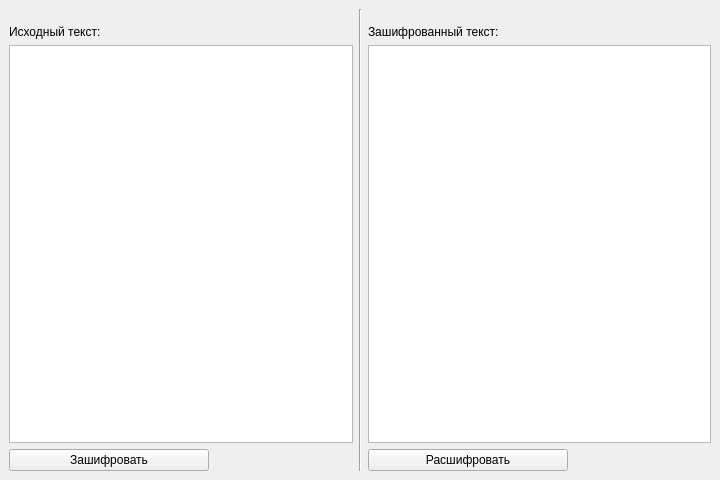
Qt form view/mainwindow.ui (Kirill-Zalomov/MiSKZI_lab1) before a commit.
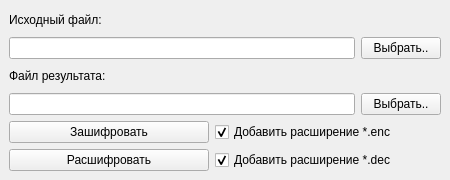
The same form after that commit.

```diff
--- a/view/mainwindow.ui
+++ b/view/mainwindow.ui
@@ -6,27 +6,47 @@
    <rect>
     <x>0</x>
     <y>0</y>
-    <width>720</width>
-    <height>480</height>
+    <width>450</width>
+    <height>180</height>
    </rect>
   </property>
   <property name="minimumSize">
    <size>
-    <width>720</width>
-    <height>480</height>
+    <width>450</width>
+    <height>180</height>
+   </size>
+  </property>
+  <property name="maximumSize">
+   <size>
+    <width>450</width>
+    <height>180</height>
    </size>
   </property>
   <property name="windowTitle">
    <string>Модифицированный шифр Атбаша</string>
   </property>
   <widget class="QWidget" name="centralwidget">
-   <layout class="QHBoxLayout" name="horizontalLayout_2">
+   <layout class="QVBoxLayout" name="verticalLayout_2">
     <item>
-     <layout class="QHBoxLayout" name="horizontalLayout">
+     <layout class="QVBoxLayout" name="verticalLayout">
       <item>
-       <layout class="QVBoxLayout" name="verticalLayout_3">
+       <widget class="QLabel" name="label">
+        <property name="text">
+         <string>Исходный файл:</string>
+        </property>
+       </widget>
+      </item>
+      <item>
+       <layout class="QHBoxLayout" name="horizontalLayout">
         <item>
-         <widget class="QLabel" name="label">
+         <widget class="QLineEdit" name="lineEdit_sourceFilePath">
+          <property name="readOnly">
+           <bool>true</bool>
+          </property>
+         </widget>
+        </item>
+        <item>
+         <widget class="QPushButton" name="button_chooseSourceFile">
           <property name="sizePolicy">
            <sizepolicy hsizetype="Fixed" vsizetype="Fixed">
             <horstretch>0</horstretch>
@@ -35,25 +55,44 @@
           </property>
           <property name="minimumSize">
            <size>
-            <width>0</width>
-            <height>30</height>
+            <width>70</width>
+            <height>0</height>
            </size>
           </property>
           <property name="text">
-           <string>Исходный текст:</string>
+           <string>Выбрать..</string>
           </property>
-          <property name="alignment">
-           <set>Qt::AlignBottom|Qt::AlignLeading|Qt::AlignLeft</set>
+         </widget>
+        </item>
+       </layout>
+      </item>
+      <item>
+       <widget class="QLabel" name="label_2">
+        <property name="text">
+         <string>Файл результата:</string>
+        </property>
+       </widget>
+      </item>
+      <item>
+       <layout class="QHBoxLayout" name="horizontalLayout_2">
+        <item>
+         <widget class="QLineEdit" name="lineEdit_resultFilePath">
+          <property name="readOnly">
+           <bool>true</bool>
           </property>
          </widget>
         </item>
         <item>
-         <widget class="QTextEdit" name="textEdit_sourceText">
-          <property name="cursor" stdset="0">
-           <cursorShape>IBeamCursor</cursorShape>
+         <widget class="QPushButton" name="button_chooseResultFile">
+          <property name="text">
+           <string>Выбрать..</string>
           </property>
          </widget>
         </item>
+       </layout>
+      </item>
+      <item>
+       <layout class="QHBoxLayout" name="horizontalLayout_3">
         <item>
          <widget class="QPushButton" name="pushButton_cipher">
           <property name="sizePolicy">
@@ -76,49 +115,20 @@
           </property>
          </widget>
         </item>
-       </layout>
-      </item>
-      <item>
-       <widget class="Line" name="line">
-        <property name="orientation">
-         <enum>Qt::Vertical</enum>
-        </property>
-       </widget>
-      </item>
-      <item>
-       <layout class="QVBoxLayout" name="verticalLayout">
         <item>
-         <widget class="QLabel" name="label_2">
-          <property name="sizePolicy">
-           <sizepolicy hsizetype="Fixed" vsizetype="Fixed">
-            <horstretch>0</horstretch>
-            <verstretch>0</verstretch>
-           </sizepolicy>
-          </property>
-          <property name="minimumSize">
-           <size>
-            <width>0</width>
-            <height>30</height>
-           </size>
-          </property>
+         <widget class="QCheckBox" name="checkBox">
           <property name="text">
-           <string>Зашифрованный текст:</string>
+           <string>Добавить расширение *.enc</string>
           </property>
-          <property name="alignment">
-           <set>Qt::AlignBottom|Qt::AlignLeading|Qt::AlignLeft</set>
+          <property name="checked">
+           <bool>true</bool>
           </property>
          </widget>
         </item>
-        <item>
-         <widget class="QTextEdit" name="textEdit_cipherText">
-          <property name="cursor" stdset="0">
-           <cursorShape>IBeamCursor</cursorShape>
-          </property>
-          <property name="readOnly">
-           <bool>false</bool>
-          </property>
-         </widget>
-        </item>
+       </layout>
+      </item>
+      <item>
+       <layout class="QHBoxLayout" name="horizontalLayout_4">
         <item>
          <widget class="QPushButton" name="pushButton_decipher">
           <property name="sizePolicy">
@@ -141,6 +151,16 @@
           </property>
          </widget>
         </item>
+        <item>
+         <widget class="QCheckBox" name="checkBox_2">
+          <property name="text">
+           <string>Добавить расширение *.dec</string>
+          </property>
+          <property name="checked">
+           <bool>true</bool>
+          </property>
+         </widget>
+        </item>
        </layout>
       </item>
      </layout>
```
